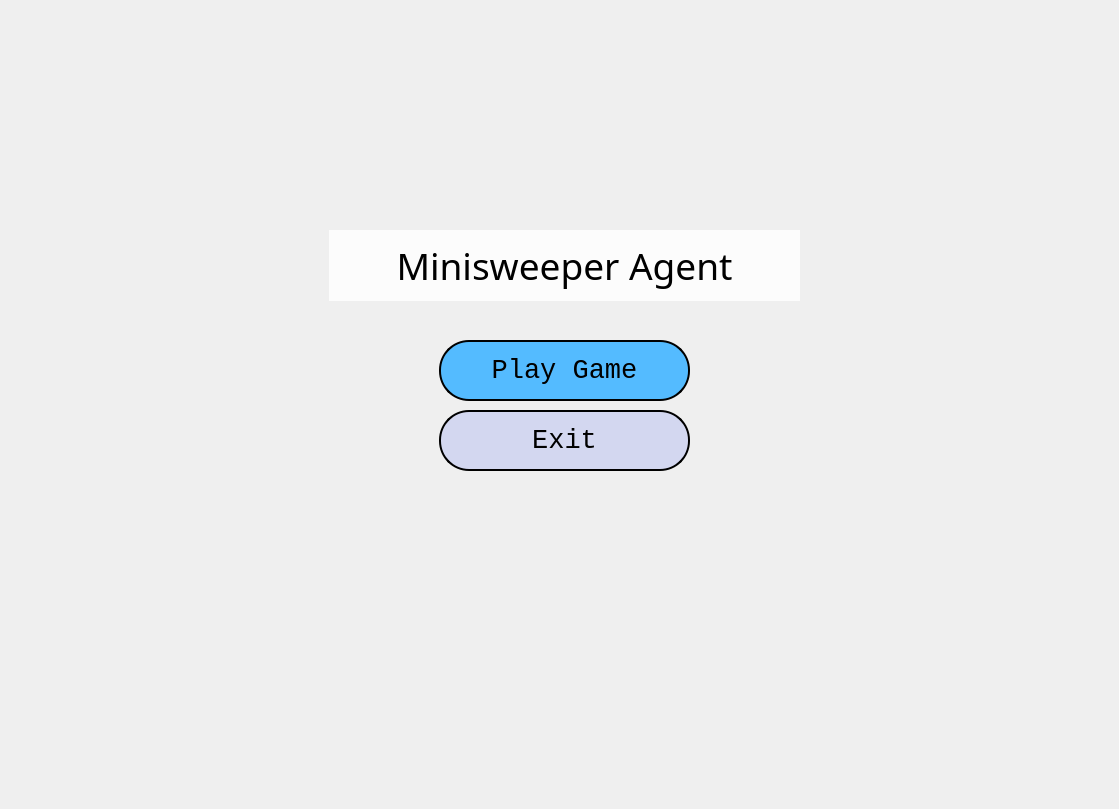
Qt form src/view/main_window.ui (haverzard/minesweeper-agent) before a commit.
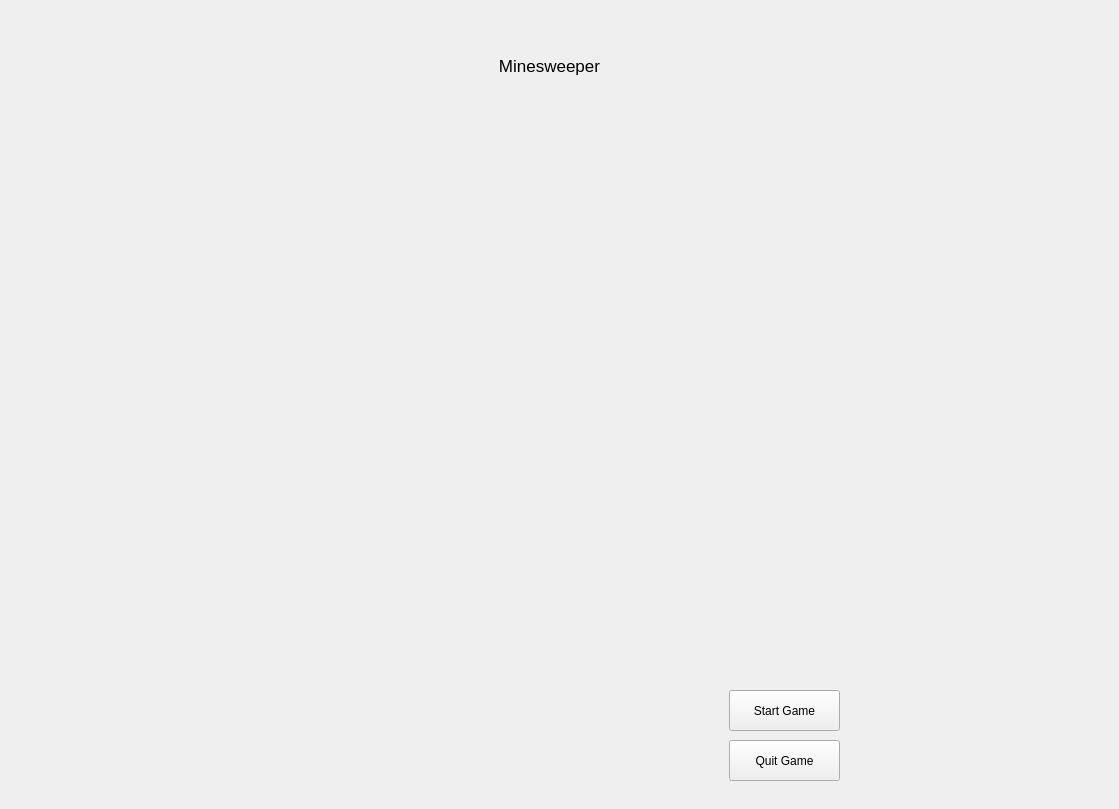
The same form after that commit. The open tabs and pages were chosen to show the change. Icons and pictures are not drawn.

Commit message: Init game board ui

The edit to the form file:
```diff
--- a/src/view/main_window.ui
+++ b/src/view/main_window.ui
@@ -251,6 +251,66 @@
       </property>
      </widget>
     </widget>
+    <widget class="QWidget" name="gamePage">
+     <widget class="QWidget" name="gridLayoutWidget">
+      <property name="geometry">
+       <rect>
+        <x>260</x>
+        <y>120</y>
+        <width>581</width>
+        <height>551</height>
+       </rect>
+      </property>
+      <layout class="QGridLayout" name="field"/>
+     </widget>
+     <widget class="QLabel" name="gameTitle">
+      <property name="geometry">
+       <rect>
+        <x>450</x>
+        <y>40</y>
+        <width>201</width>
+        <height>51</height>
+       </rect>
+      </property>
+      <property name="font">
+       <font>
+        <pointsize>13</pointsize>
+       </font>
+      </property>
+      <property name="text">
+       <string>Minesweeper</string>
+      </property>
+      <property name="alignment">
+       <set>Qt::AlignCenter</set>
+      </property>
+     </widget>
+     <widget class="QPushButton" name="quitGameBtn">
+      <property name="geometry">
+       <rect>
+        <x>730</x>
+        <y>740</y>
+        <width>111</width>
+        <height>41</height>
+       </rect>
+      </property>
+      <property name="text">
+       <string>Quit Game</string>
+      </property>
+     </widget>
+     <widget class="QPushButton" name="startGameBtn">
+      <property name="geometry">
+       <rect>
+        <x>730</x>
+        <y>690</y>
+        <width>111</width>
+        <height>41</height>
+       </rect>
+      </property>
+      <property name="text">
+       <string>Start Game</string>
+      </property>
+     </widget>
+    </widget>
    </widget>
   </widget>
  </widget>
```
The commit also changes 4 other files.
